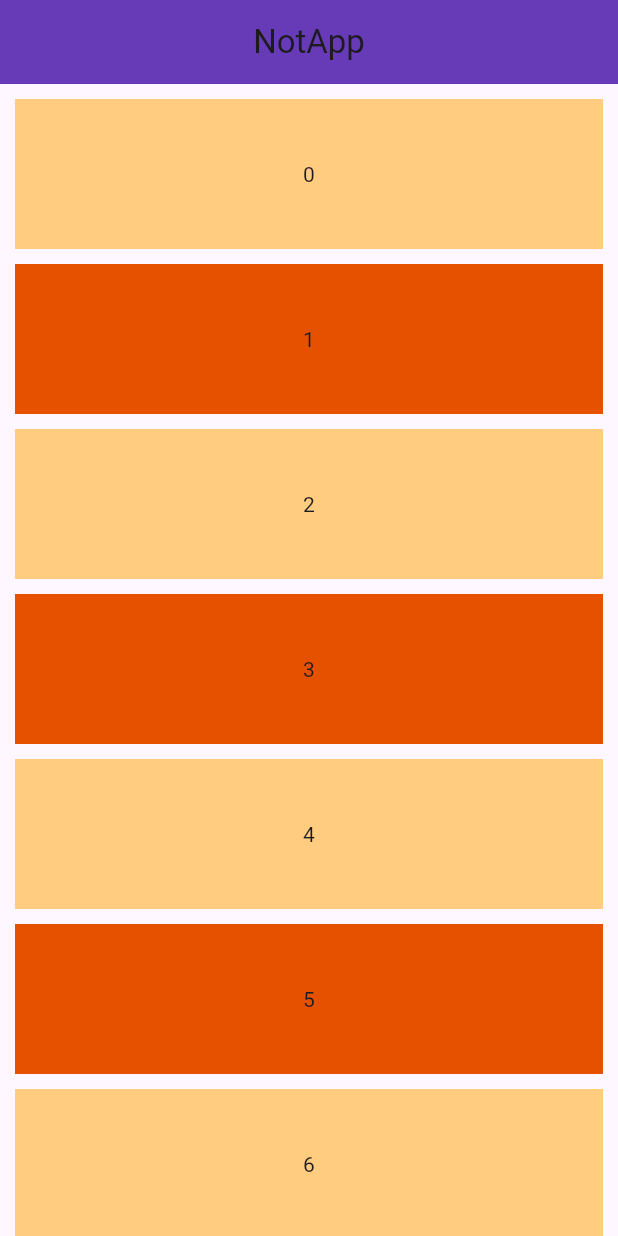
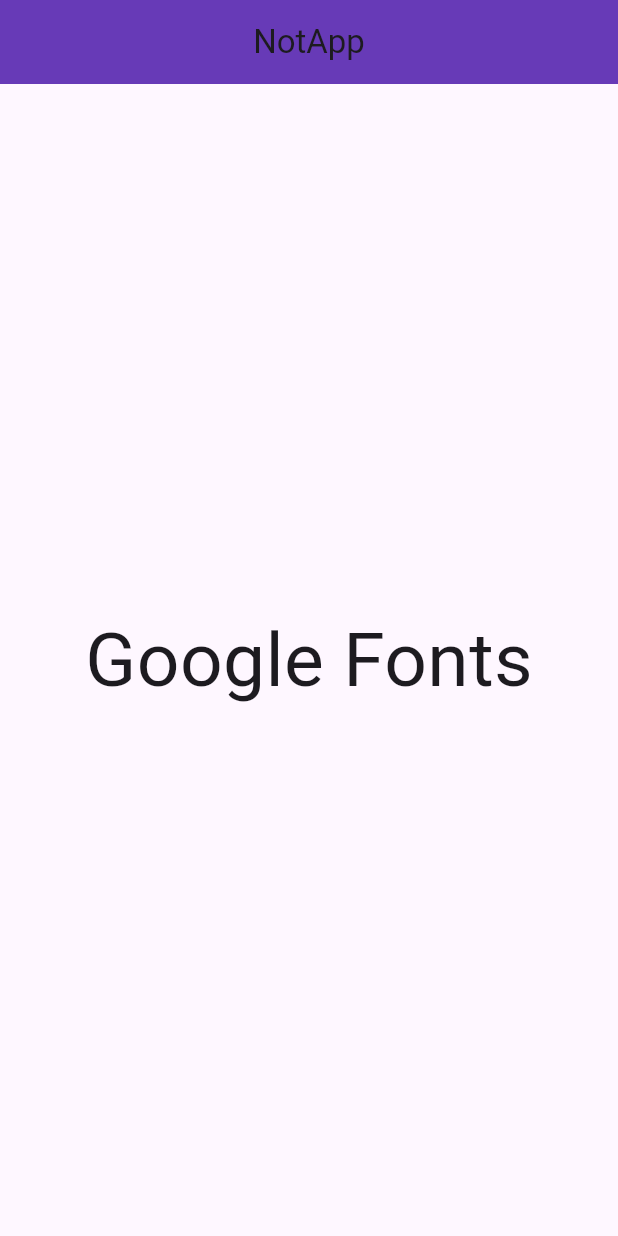
Before and after one commit to Tony-jdl/corso_flutter, a Flutter app: the screen it shows after launch, on a phone screen of 412 x 824 dp. Run offline on Flutter 3.47's test engine with Material 3 defaults, Android fonts, the phone set to English and light mode, and no system bars; our stand-ins replace google_fonts; Roboto replaces fonts that are missing (Aclonica).

Commit message:
Usare librerie esterne

```diff
--- a/lib/main.dart
+++ b/lib/main.dart
@@ -1,6 +1,7 @@
 import 'package:corso_flutter/widgets/CardTesto.dart';
 import 'package:corso_flutter/widgets/CardVideo.dart';
 import 'package:flutter/material.dart';
+import 'package:google_fonts/google_fonts.dart';
 
 void main() {
   runApp(const MyApp());
@@ -47,16 +48,14 @@
         centerTitle: true,
         backgroundColor: Theme.of(context).colorScheme.primary,
       ),
-      body: ListView.builder(
-          itemCount: lista.length,
-          padding: const EdgeInsets.all(10),
-          itemBuilder: (context, index) {
-            if (lista[index] % 2 == 0) {
-              return CardVideo(numero: index);
-            } else {
-              return CardTesto(numero: index);
-            }
-          }),
+      body: Center(
+        child: Text(
+          'Google Fonts',
+          style:
+              // GoogleFonts.aclonica(fontSize: 50, fontWeight: FontWeight.bold), // font statico
+              GoogleFonts.getFont('Aclonica', fontSize: 50), // font dinamico
+        ),
+      ),
     );
   }
 }
--- a/pubspec.yaml
+++ b/pubspec.yaml
@@ -35,6 +35,7 @@
   # The following adds the Cupertino Icons font to your application.
   # Use with the CupertinoIcons class for iOS style icons.
   cupertino_icons: ^1.0.8
+  google_fonts: ^6.2.1
 
 dev_dependencies:
   flutter_test:
```
Also changed, not shown: pubspec.lock.
